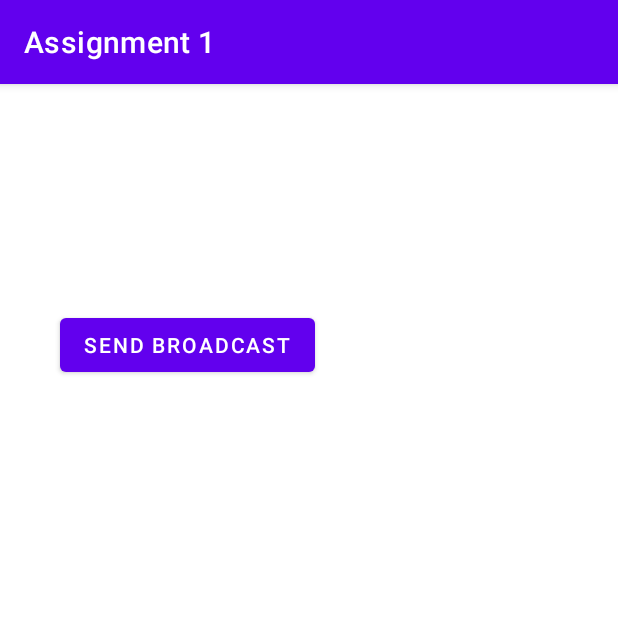
After one commit to ethanliaw16/EECS-386-Assignment-1, an Android app: the BroadcastActivity screen opened directly, with no data from a screen before it, on a phone screen of 412 x 824 dp, the top half of it. The commit adds this screen. Run offline under Robolectric (Android 15) with nearby library versions, the phone set to English and light mode, and no system bars.

Commit message:
made broadcast activity

```diff
--- /dev/null
+++ b/app/src/main/java/com/example/assignment1/BroadcastActivity.java
@@ -0,0 +1,30 @@
+package com.example.assignment1;
+
+import androidx.appcompat.app.AppCompatActivity;
+
+import android.content.Intent;
+import android.os.Bundle;
+import android.view.View;
+import android.widget.Button;
+
+public class BroadcastActivity extends AppCompatActivity {
+
+    @Override
+    protected void onCreate(Bundle savedInstanceState) {
+        super.onCreate(savedInstanceState);
+        setContentView(R.layout.activity_broadcast);
+        Button sendBroadcastButton = (Button)findViewById(R.id.broadcastintentbutton);
+        sendBroadcastButton.setOnClickListener(new View.OnClickListener() {
+            @Override
+            public void onClick(View v) {
+                broadcastIntent(v);
+            }
+        });
+    }
+
+    public void broadcastIntent(View view) {
+        Intent intent = new Intent();
+        intent.setAction("com.example.assignment1.TIME_INTENT");
+        sendBroadcast(intent);
+    }
+}
--- a/app/src/main/java/com/example/assignment1/ServiceActivity.java
+++ b/app/src/main/java/com/example/assignment1/ServiceActivity.java
@@ -35,7 +35,7 @@ public class ServiceActivity extends AppCompatActivity {
                     String newText = "Message from service: " + timeService.getTime();
                     timestampText.setText(newText);
                 }
-                Toast messageReceivedToast = Toast.makeText(getBaseContext(), "Recieved New Message", Toast.LENGTH_SHORT);
+                Toast messageReceivedToast = Toast.makeText(serviceActivityContext, "Recieved New Message", Toast.LENGTH_SHORT);
                 messageReceivedToast.show();
             }
 
@@ -51,7 +51,7 @@ public class ServiceActivity extends AppCompatActivity {
                 Intent intent = new Intent(ServiceActivity.this,
                         TimeService.class);
                 stopService(intent);
-                Toast stopServiceToast = Toast.makeText(getBaseContext(), "Service Stopped", Toast.LENGTH_SHORT);
+                Toast stopServiceToast = Toast.makeText(serviceActivityContext, "Service Stopped", Toast.LENGTH_SHORT);
                 stopServiceToast.show();
             }
         });
@@ -72,7 +72,7 @@ public class ServiceActivity extends AppCompatActivity {
                 else{
                     toastMessage = "Service is Already Running";
                 }
-                startServiceToast = Toast.makeText(getBaseContext(), toastMessage, Toast.LENGTH_SHORT);
+                startServiceToast = Toast.makeText(serviceActivityContext, toastMessage, Toast.LENGTH_SHORT);
                 startServiceToast.show();
             }
         });
--- /dev/null
+++ b/app/src/main/res/layout/activity_broadcast.xml
@@ -0,0 +1,18 @@
+<?xml version="1.0" encoding="utf-8"?>
+<androidx.constraintlayout.widget.ConstraintLayout xmlns:android="http://schemas.android.com/apk/res/android"
+    xmlns:app="http://schemas.android.com/apk/res-auto"
+    xmlns:tools="http://schemas.android.com/tools"
+    android:layout_width="match_parent"
+    android:layout_height="match_parent"
+    tools:context=".BroadcastActivity">
+
+    <Button
+        android:id="@+id/broadcastintentbutton"
+        android:layout_width="wrap_content"
+        android:layout_height="wrap_content"
+        android:layout_marginStart="40dp"
+        android:layout_marginTop="150dp"
+        android:text="Send Broadcast"
+        app:layout_constraintStart_toStartOf="parent"
+        app:layout_constraintTop_toTopOf="parent" />
+</androidx.constraintlayout.widget.ConstraintLayout>
```
Also changed, not shown: app/src/main/AndroidManifest.xml (+8 -1 lines), app/src/main/java/com/example/assignment1/MainActivity.java (+11 -1 lines), app/src/main/java/com/example/assignment1/TimeReceiver.java (added, +24 -0 lines).
